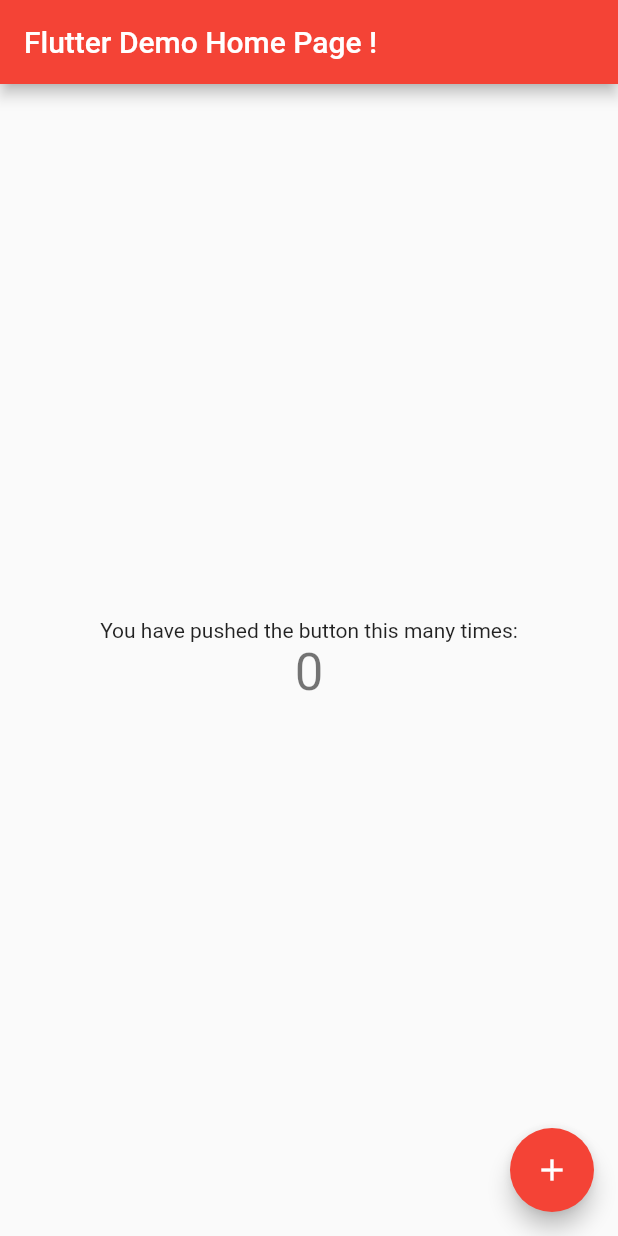
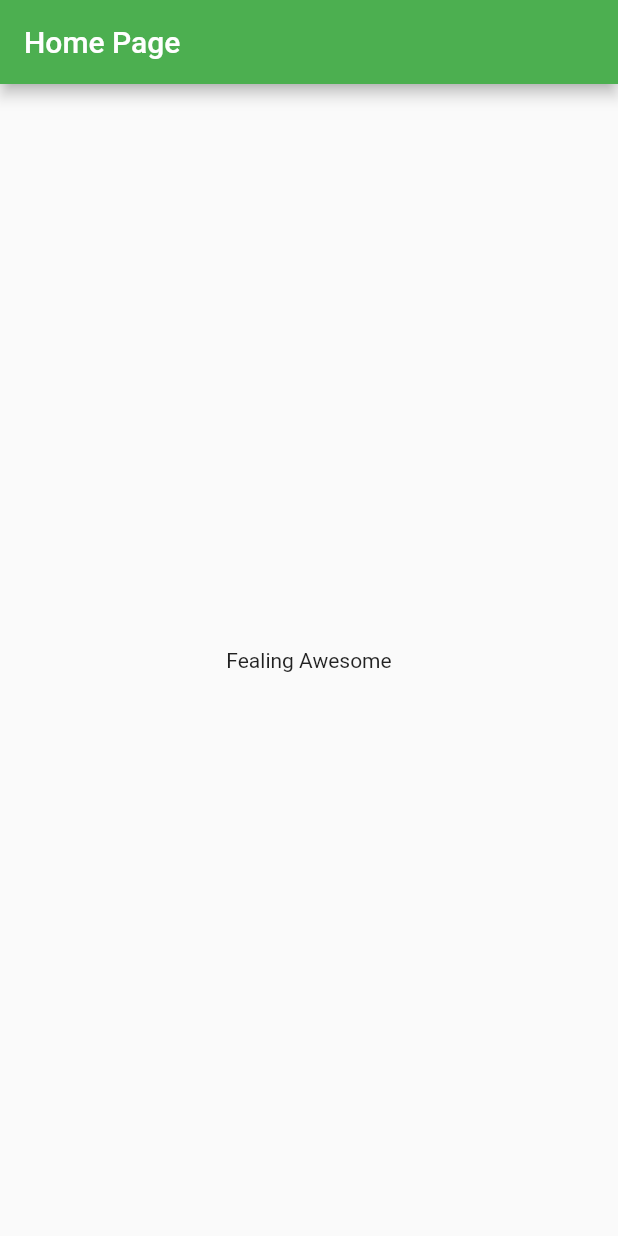
Before and after one commit to devendra-alt/flutter_base, a Flutter app: the screen it shows after launch, on a phone screen of 412 x 824 dp. Run offline on Flutter 3.47's test engine with Material 2 defaults, Android fonts, the phone set to English and light mode, and no system bars.

Commit message:
flutter arch

```diff
--- a/lib/main.dart
+++ b/lib/main.dart
@@ -1,117 +1,36 @@
+import 'package:flutter/cupertino.dart';  //apple specific widget know ans cupertino widget
 import 'package:flutter/material.dart';
 
-void main() {
-  runApp(MyApp());
-}
+void main() => runApp(MyApp());
 
 class MyApp extends StatelessWidget {
-  // This widget is the root of your application.
   @override
   Widget build(BuildContext context) {
     return MaterialApp(
-      title: 'Flutter Demo',
+      title: 'FLUTTER IS AWESOME',
       theme: ThemeData(
-        // This is the theme of your application.
-        //
-        // Try running your application with "flutter run". You'll see the
-        // application has a blue toolbar. Then, without quitting the app, try
-        // changing the primarySwatch below to Colors.green and then invoke
-        // "hot reload" (press "r" in the console where you ran "flutter run",
-        // or simply save your changes to "hot reload" in a Flutter IDE).
-        // Notice that the counter didn't reset back to zero; the application
-        // is not restarted.
-        primarySwatch: Colors.red,
-        // This makes the visual density adapt to the platform that you run
-        // the app on. For desktop platforms, the controls will be smaller and
-        // closer together (more dense) than on mobile platforms.
-        visualDensity: VisualDensity.adaptivePlatformDensity,
+        primarySwatch: Colors.green,
       ),
-      home: MyHomePage(title: 'Flutter Demo Home Page !   '),
+      home: MyHomePage(title: 'Home Page'),
     );
   }
 }
 
-class MyHomePage extends StatefulWidget {
+class MyHomePage extends StatelessWidget {
   MyHomePage({Key key, this.title}) : super(key: key);
-
-  // This widget is the home page of your application. It is stateful, meaning
-  // that it has a State object (defined below) that contains fields that affect
-  // how it looks.
-
-  // This class is the configuration for the state. It holds the values (in this
-  // case the title) provided by the parent (in this case the App widget) and
-  // used by the build method of the State. Fields in a Widget subclass are
-  // always marked "final".
-
   final String title;
 
   @override
-  _MyHomePageState createState() => _MyHomePageState();
-}
-
-class _MyHomePageState extends State<MyHomePage> {
-  int _counter = 0;
-
-  void _incrementCounter() {
-    setState(() {
-      // This call to setState tells the Flutter framework that something has
-      // changed in this State, which causes it to rerun the build method below
-      // so that the display can reflect the updated values. If we changed
-      // _counter without calling setState(), then the build method would not be
-      // called again, and so nothing would appear to happen.
-      _counter++;
-    });
-  }
-
-  @override
   Widget build(BuildContext context) {
-    // This method is rerun every time setState is called, for instance as done
-    // by the _incrementCounter method above.
-    //
-    // The Flutter framework has been optimized to make rerunning build methods
-    // fast, so that you can just rebuild anything that needs updating rather
-    // than having to individually change instances of widgets.
     return Scaffold(
       appBar: AppBar(
-        // Here we take the value from the MyHomePage object that was created by
-        // the App.build method, and use it to set our appbar title.
-        title: Text(widget.title),
+        title: Text(this.title),
       ),
       body: Center(
-        // Center is a layout widget. It takes a single child and positions it
-        // in the middle of the parent.
-        child: Column(
-          // Column is also a layout widget. It takes a list of children and
-          // arranges them vertically. By default, it sizes itself to fit its
-          // children horizontally, and tries to be as tall as its parent.
-          //
-          // Invoke "debug painting" (press "p" in the console, choose the
-          // "Toggle Debug Paint" action from the Flutter Inspector in Android
-          // Studio, or the "Toggle Debug Paint" command in Visual Studio Code)
-          // to see the wireframe for each widget.
-          //
-          // Column has various properties to control how it sizes itself and
-          // how it positions its children. Here we use mainAxisAlignment to
-          // center the children vertically; the main axis here is the vertical
-          // axis because Columns are vertical (the cross axis would be
-          // horizontal).
-          mainAxisAlignment: MainAxisAlignment.center,
-          children: <Widget>[
-            Text(
-              'You have pushed the button this many times:',
-            ),
-            Text(
-              '$_counter',
-              style: Theme.of(context).textTheme.headline4,
-            ),
-          ],
+        child: Text(
+          'Fealing Awesome',
         ),
       ),
-      floatingActionButton: FloatingActionButton(
-        onPressed: _incrementCounter,
-        tooltip: 'Increment',
-        child: Icon(Icons.add),
-      ), // This trailing comma makes auto-formatting nicer for build methods.
     );
   }
 }
```
